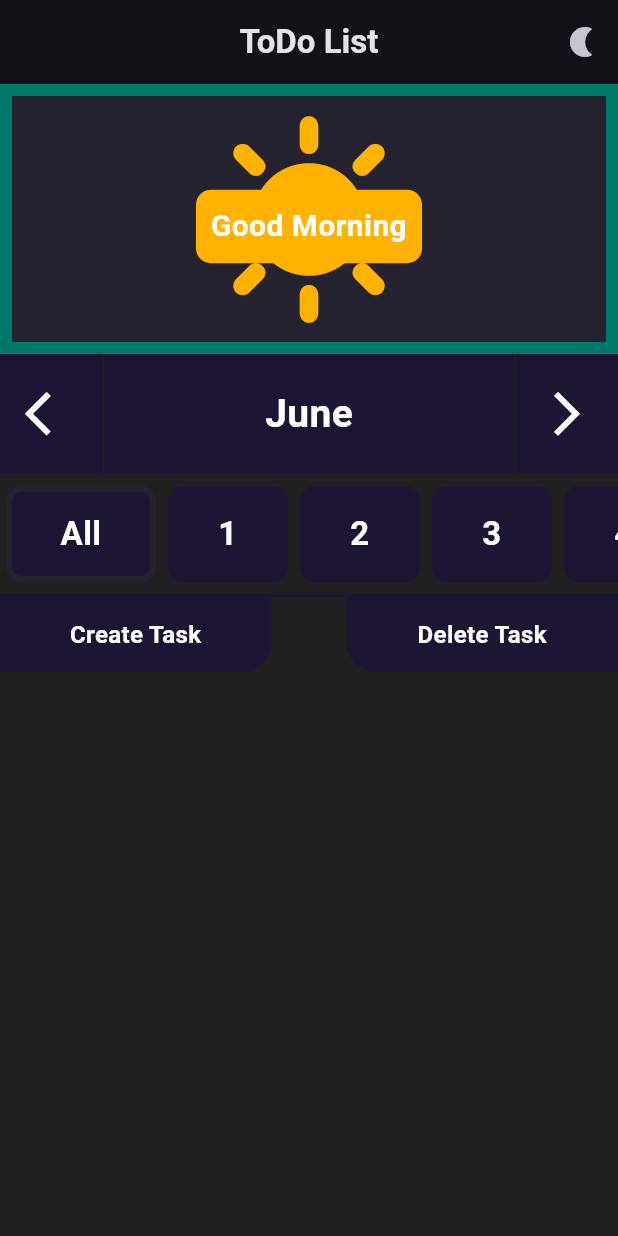
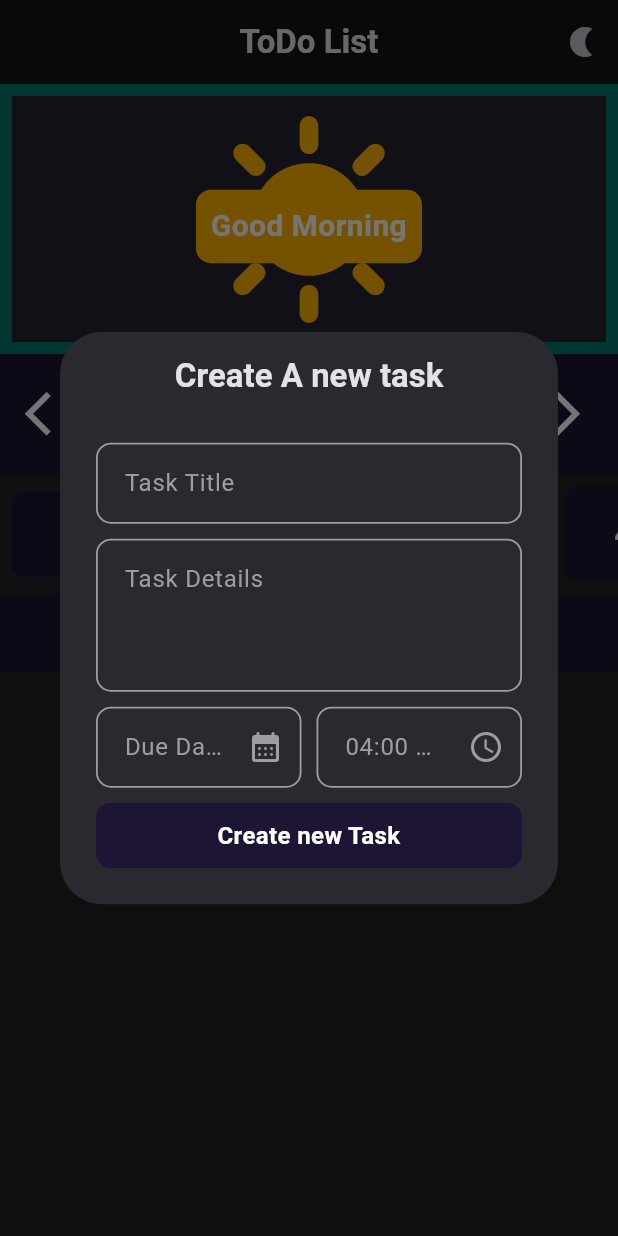
Before and after one commit to tmbmnadim/ToDo-List, a Flutter app: the screen it shows after launch, after a tap on the "arrow forward ios" icon, after a tap on "Create Task", on a phone screen of 412 x 824 dp. Run offline on Flutter 3.47's test engine with Material 3 defaults, Android fonts, the phone set to English and light mode, and no system bars; our stand-ins replace flutter_easyloading, flutter_riverpod, hive, hive_flutter; accounts and stored records are empty.

Commit message:
create, delete tasks. Tasks Not Loading, Selected Task Not Working.

```diff
--- a/lib/Services/task_services.dart
+++ b/lib/Services/task_services.dart
@@ -1,3 +1,4 @@
+import 'package:flutter_easyloading/flutter_easyloading.dart';
 import 'package:hive/hive.dart';
 import 'package:todolist/Models/task_model.dart';
 
@@ -11,18 +12,20 @@ class TaskServices {
 
     Map<dynamic, dynamic> tasksMap = taskBox.toMap();
     if (tasksMap.isNotEmpty) {
-      for (int i = 0; i < tasksMap.length; i++) {
-        tasks.add(tasksMap[0]);
-      }
+      tasks.addAll((tasksMap.values as Iterable<TaskModel>));
     }
 
     return tasks;
   }
 
-  Future<void> saveTaskLocal(TaskModel task) async {
+  Future<void> createTaskLocal(TaskModel task) async {
+    EasyLoading.show(status: "Creating Tasks...");
     Box taskBox = await Hive.openBox<TaskModel>("tasks");
 
-    await taskBox.put(task.creationTime.toString(), task);
+    await taskBox.put(task.creationTime.toString(), task).then((value) {
+      Future.delayed(const Duration(seconds: 1))
+          .then((value) => EasyLoading.dismiss());
+    });
   }
 
   Future<void> deleteTaskLocal(TaskModel task) async {
@@ -30,4 +33,14 @@ class TaskServices {
 
     await taskBox.delete(task.creationTime.toString());
   }
+
+  Future<void> deleteListTaskLocal(List<TaskModel> tasks) async {
+    Box taskBox = await Hive.openBox<TaskModel>("tasks");
+    List<String> taskKeys = [];
+    for (var singleTask in tasks) {
+      taskKeys.add(singleTask.creationTime.toString());
+    }
+
+    await taskBox.deleteAll(taskKeys);
+  }
 }
--- a/lib/State/task_state.dart
+++ b/lib/State/task_state.dart
@@ -4,10 +4,13 @@ import 'package:todolist/Services/task_services.dart';
 
 final FutureProvider<List<TaskModel>> taskStateGetTasks =
     FutureProvider<List<TaskModel>>(
-        (ref) async => TaskServices().getTasksLocal());
+        (ref) async => await TaskServices().getTasksLocal());
 
-taskStateSaveTask(TaskModel task) =>
-    FutureProvider((ref) => TaskServices().saveTaskLocal(task));
+taskStateCreateTask(TaskModel task) =>
+    FutureProvider((ref) => TaskServices().createTaskLocal(task));
 
 taskStateDeleteTask(TaskModel task) =>
     FutureProvider((ref) => TaskServices().deleteTaskLocal(task));
+
+taskStateDeleteListTask(List<TaskModel> tasks) =>
+    FutureProvider((ref) => TaskServices().deleteListTaskLocal(tasks));
--- a/lib/View/Home/homepage.dart
+++ b/lib/View/Home/homepage.dart
@@ -3,7 +3,9 @@ import 'package:flutter_riverpod/flutter_riverpod.dart';
 import 'package:intl/intl.dart';
 import 'package:todolist/Models/task_model.dart';
 import 'package:todolist/State/theme_notifier.dart';
-import 'package:todolist/app_theme.dart';
+import 'package:todolist/View/create_new_task.dart';
+import 'package:todolist/View/widgets/custom_text_button.dart';
+import 'package:todolist/View/widgets/delete_task_dialog.dart';
 import '../../State/date_state.dart';
 import '../../State/task_state.dart';
 import '../widgets/animated_welcome_bar.dart';
@@ -19,8 +21,15 @@ class Homepage extends ConsumerWidget {
   @override
   Widget build(BuildContext context, WidgetRef ref) {
     Size scrSize = MediaQuery.of(context).size;
+    List<TaskModel> allTasks = [];
+
+    DateTime selectedDate = ref.watch(dateState);
+    AsyncValue<List<TaskModel>> allTaskListener = ref.watch(taskStateGetTasks);
+
+    DateTimeState dateTimeStateController = ref.read(dateState.notifier);
     return Scaffold(
       backgroundColor: Theme.of(context).scaffoldBackgroundColor,
+      resizeToAvoidBottomInset: true,
       appBar: AppBar(
         title: const Text("ToDo List"),
         actions: [
@@ -45,13 +54,7 @@ class Homepage extends ConsumerWidget {
         toolbarHeight: kToolbarHeight,
         centerTitle: true,
       ),
-      body: Consumer(
-        builder: (context, ref, child) {
-          AsyncValue<List<TaskModel>> allTaskListener =
-              ref.watch(taskStateGetTasks);
-          DateTime selectedDate = ref.watch(dateState);
-          DateTimeState dateTimeStateController = ref.watch(dateState.notifier);
-          return SizedBox(
+      body: SizedBox(
         height: scrSize.height - kToolbarHeight + 10,
         width: scrSize.width,
         child: Column(
@@ -89,7 +92,11 @@ class Homepage extends ConsumerWidget {
               borderColor: Theme.of(context).primaryColorLight,
               daysInMonth: getDaysInMonth(selectedDate),
               onTap: (index) {
-                    dateTimeStateController.selectDay(index + 1);
+                if (index != 0) {
+                  dateTimeStateController.selectDay(index);
+                } else {
+                  dateTimeStateController.selectDay(DateTime.now().day);
+                }
               },
             ),
             Divider(
@@ -101,7 +108,18 @@ class Homepage extends ConsumerWidget {
               child: Stack(
                 children: [
                   allTaskListener.when(
-                        data: (allTasks) {
+                    data: (allTasksAre) {
+                      if (selectedDate.isAfter(DateTime.now())) {
+                        allTasks.addAll(
+                          allTasksAre.where(
+                            (element) => DateTime.fromMillisecondsSinceEpoch(
+                                    element.dueDate)
+                                .isAfter(selectedDate),
+                          ),
+                        );
+                      } else {
+                        allTasks.addAll(allTasksAre);
+                      }
                       return ListView.builder(
                         itemCount: allTasks.length + 1,
                         shrinkWrap: true,
@@ -112,16 +130,15 @@ class Homepage extends ConsumerWidget {
                             return Padding(
                               padding: const EdgeInsets.all(8.0),
                               child: TaskTile(
-                                    title: allTasks[index].title,
-                                    details: allTasks[index].details,
+                                title: allTasks[index - 1].title,
+                                details: allTasks[index - 1].details,
                                 creationTime:
                                     DateTime.fromMicrosecondsSinceEpoch(
-                                            allTasks[index].creationTime),
-                                    dueDate:
-                                        DateTime.fromMicrosecondsSinceEpoch(
-                                            allTasks[index].dueDate),
-                                    pinned: allTasks[index].pinned,
-                                    isOnline: allTasks[index].isOnline,
+                                        allTasks[index - 1].creationTime),
+                                dueDate: DateTime.fromMicrosecondsSinceEpoch(
+                                    allTasks[index - 1].dueDate),
+                                pinned: allTasks[index - 1].pinned,
+                                isOnline: allTasks[index - 1].isOnline,
                               ),
                             );
                           }
@@ -137,9 +154,8 @@ class Homepage extends ConsumerWidget {
                       );
                     },
                     loading: () {
-                          return Center(
-                            child: CircularProgressIndicator(
-                                color: Theme.of(context).primaryColor),
+                      return const Center(
+                        child: CircularProgressIndicator(),
                       );
                     },
                   ),
@@ -147,16 +163,30 @@ class Homepage extends ConsumerWidget {
                     height: 50,
                     color: Theme.of(context).primaryColor,
                     width: scrSize.width,
-                        onCreate: () {},
-                        onDelete: () {},
+                    onCreate: () {
+                      showDialog(
+                        context: context,
+                        builder: (context) => const CreateNewTask(),
+                      );
+                    },
+                    onDelete: () {
+                      showDialog(
+                        context: context,
+                        builder: (context) {
+                          return DeleteTaskDialog(
+                            onDelete: () {
+                              ref.read(taskStateDeleteListTask(allTasks));
+                            },
+                          );
+                        },
+                      );
+                    },
                   ),
                 ],
               ),
             ),
           ],
         ),
-          );
-        },
       ),
     );
   }
--- /dev/null
+++ b/lib/View/create_new_task.dart
@@ -0,0 +1,166 @@
+import 'package:flutter/material.dart';
+import 'package:flutter_riverpod/flutter_riverpod.dart';
+import 'package:intl/intl.dart';
+import 'package:todolist/Models/task_model.dart';
+import 'package:todolist/State/task_state.dart';
+import 'package:todolist/View/widgets/custom_text_button.dart';
+import 'package:todolist/View/widgets/custom_text_field.dart';
+
+class CreateNewTask extends ConsumerStatefulWidget {
+  const CreateNewTask({super.key});
+
+  @override
+  ConsumerState<ConsumerStatefulWidget> createState() => _CreateNewTaskState();
+}
+
+class _CreateNewTaskState extends ConsumerState<CreateNewTask> {
+  TextEditingController titleController = TextEditingController();
+  TextEditingController detailsController = TextEditingController();
+  TextEditingController dueDateController = TextEditingController();
+  TextEditingController dueTimeController = TextEditingController();
+  final GlobalKey<FormState> _taskFormkey = GlobalKey<FormState>();
+  DateTime selectedDate = DateTime.now();
+  TimeOfDay selectedTime = TimeOfDay.now();
+
+  @override
+  Widget build(BuildContext context) {
+    Size scrSize = MediaQuery.of(context).size;
+    return AlertDialog(
+      content: SizedBox(
+        child: SingleChildScrollView(
+          child: Form(
+            key: _taskFormkey,
+            child: Column(
+              mainAxisAlignment: MainAxisAlignment.center,
+              children: [
+                Text(
+                  "Create A new task",
+                  style: Theme.of(context).textTheme.titleLarge,
+                ),
+                const SizedBox(
+                  height: 30,
+                ),
+                CustomTextField(
+                  controller: titleController,
+                  textColor: Theme.of(context).textTheme.bodySmall!.color!,
+                  borderRadius: BorderRadius.circular(10),
+                  textInputAction: TextInputAction.next,
+                  hintText: "Task Title",
+                  validator: (value) => _validateInput(value, "Task Title"),
+                ),
+                const SizedBox(height: 10),
+                CustomTextField(
+                  controller: detailsController,
+                  textColor: Theme.of(context).textTheme.bodySmall!.color!,
+                  borderRadius: BorderRadius.circular(10),
+                  textInputAction: TextInputAction.next,
+                  hintText: "Task Details",
+                  validator: (value) => _validateInput(value, "Task Details"),
+                  maxLines: 3,
+                ),
+                const SizedBox(height: 10),
+                SizedBox(
+                  width: scrSize.width,
+                  child: Row(
+                    children: [
+                      Expanded(
+                        child: CustomTextField(
+                          hintText: "Due Date",
+                          readOnly: true,
+                          textSize: 12,
+                          textColor:
+                              Theme.of(context).textTheme.bodySmall!.color!,
+                          borderRadius: BorderRadius.circular(10),
+                          textInputAction: TextInputAction.next,
+                          onTextFieldTap: () async => await onDatePressed(),
+                          keyboardType: TextInputType.datetime,
+                          suffixIcon: const Icon(Icons.calendar_month_rounded),
+                          controller: dueDateController,
+                          validator: (value) =>
+                              _validateInput(value, "Date Selector"),
+                        ),
+                      ),
+                      const SizedBox(width: 10),
+                      Expanded(
+                        child: CustomTextField(
+                          hintText: "04:00 PM",
+                          readOnly: true,
+                          textSize: 12,
+                          textColor:
+                              Theme.of(context).textTheme.bodySmall!.color!,
+                          borderRadius: BorderRadius.circular(10),
+                          onTextFieldTap: () async =>
+                              await onTimePressed(context),
+                          textInputAction: TextInputAction.next,
+                          keyboardType: TextInputType.datetime,
+                          suffixIcon: const Icon(Icons.access_time),
+                          controller: dueTimeController,
+                          validator: (value) =>
+                              _validateInput(value, "Time Selector"),
+                        ),
+                      ),
+                    ],
+                  ),
+                ),
+                const SizedBox(height: 10),
+                CustomTextButton(
+                  text: "Create new Task",
+                  color: Theme.of(context).primaryColor,
+                  textColor: Colors.white,
+                  onTap: () {
+                    if (_taskFormkey.currentState!.validate()) {
+                      _taskFormkey.currentState!.save();
+                      selectedDate = selectedDate.copyWith(
+                          hour: selectedTime.hour, minute: selectedTime.minute);
+                      TaskModel task = TaskModel(
+                        title: titleController.text,
+                        details: detailsController.text,
+                        creationTime: DateTime.now().millisecondsSinceEpoch,
+                        dueDate: selectedDate.millisecondsSinceEpoch,
+                        pinned: false,
+                        isOnline: true,
+                      );
+                      ref.read(taskStateCreateTask(task));
+                      ref.read(taskStateGetTasks);
+                      Navigator.pop(context);
+                    }
+                  },
+                )
+              ],
+            ),
+          ),
+        ),
+      ),
+    );
+  }
+
+  String? _validateInput(String? value, String field) {
+    if (value == null || value.isEmpty) {
+      return '$field is required.';
+    }
+    return null;
+  }
+
+  Future<void> onDatePressed() async {
+    DateTime? selectedDateN = await showDatePicker(
+      context: context,
+      initialDate: selectedDate,
+      firstDate: DateTime.now(),
+      lastDate: DateTime(2100),
+    );
+    if (selectedDateN != null) {
+      selectedDate = selectedDateN;
+    }
+    dueDateController.text = DateFormat("dd/MM/yyyy").format(selectedDate);
+  }
+
+  Future<void> onTimePressed(BuildContext context) async {
+    TimeOfDay? tempTime;
+    tempTime = await showTimePicker(
+      context: context,
+      initialTime: selectedTime,
+    );
+    selectedTime = tempTime!;
+    dueTimeController.text = selectedTime.format(context);
+  }
+}
--- a/lib/View/widgets/custom_text_button.dart
+++ b/lib/View/widgets/custom_text_button.dart
@@ -7,15 +7,17 @@ class CustomTextButton extends StatelessWidget {
     super.key,
     required this.text,
     required this.onTap,
+    this.textColor,
     this.color = Colors.white,
-    this.textColor,
     this.splashColor = Colors.white24,
     this.borderColor = Colors.transparent,
+    this.textAlign = TextAlign.center,
+    this.disableTextPadding = false,
     this.borderRadius = 10,
-    this.borderRadiusValue,
     this.borderWidth = 0,
     this.fontSize = 16,
     this.width = 350,
+    this.borderRadiusValue,
     this.height,
   });
   final Function() onTap;
@@ -25,11 +27,13 @@ class CustomTextButton extends StatelessWidget {
   final Color borderColor;
   final double borderRadius;
   final BorderRadius? borderRadiusValue;
+  final TextAlign textAlign;
   final double borderWidth;
   final double fontSize;
   final double width;
   final double? height;
   final String text;
+  final bool disableTextPadding;
 
   Color invert(Color color) {
     final r = 255 - color.red;
@@ -51,13 +55,22 @@ class CustomTextButton extends StatelessWidget {
       borderRadiusValue: borderRadiusValue,
       splashColor: splashColor,
       onTap: onTap,
-      child: Text(
-        text,
-        textAlign: TextAlign.center,
-        style: TextStyle(
-            color: textColor ?? invert(color),
-            fontSize: fontSize,
-            fontWeight: FontWeight.w700),
+      child: Padding(
+        padding: disableTextPadding
+            ? EdgeInsets.zero
+            : const EdgeInsets.symmetric(horizontal: 16.0),
+        child: SizedBox(
+          width: width,
+          child: Text(
+            text,
+            textAlign: textAlign,
+            style: TextStyle(
+              color: textColor,
+              fontSize: fontSize,
+              fontWeight: FontWeight.w700,
+            ),
+          ),
+        ),
       ),
     );
   }
--- /dev/null
+++ b/lib/View/widgets/custom_text_field.dart
@@ -0,0 +1,155 @@
+import 'package:flutter/material.dart';
+import 'package:flutter/services.dart';
+
+class CustomTextField extends StatefulWidget {
+  const CustomTextField({
+    super.key,
+    this.hintText,
+    this.labelText,
+    required this.controller,
+    this.width,
+    this.height,
+    this.textSize = 16,
+    this.textWeight = FontWeight.normal,
+    this.hintSize = 16,
+    this.hintWeight = FontWeight.normal,
+    this.onChanged,
+    this.onTextFieldTap,
+    this.autofillHints,
+    this.prefixIcon,
+    this.borderRadius = BorderRadius.zero,
+    this.prefixIconColor = Colors.white,
+    this.suffixIcon,
+    this.suffixIconColor = Colors.grey,
+    this.obscureText = false,
+    this.enabled = true,
+    this.readOnly = false,
+    this.focusedColor = Colors.grey,
+    this.fillColor = Colors.transparent,
+    this.enabledBorderColor = Colors.grey,
+    this.hintColor = Colors.grey,
+    this.labelColor = Colors.white,
+    this.textColor = Colors.grey,
+    this.cursorColor = Colors.grey,
+    this.inputFormatters,
+    this.maxLines = 1,
+    this.textInputAction,
+    this.focusNode,
+    this.contentPadding = const EdgeInsets.symmetric(
+      vertical: 15,
+      horizontal: 15,
+    ),
+    this.validator,
+    this.keyboardType = TextInputType.text,
+  });
+
+  final double? width;
+  final double? height;
+  final double textSize;
+  final FontWeight textWeight;
+  final double hintSize;
+  final FontWeight hintWeight;
+  final String? hintText;
+  final String? labelText;
+  final TextEditingController controller;
+  final BorderRadius borderRadius;
+  final Function(String)? onChanged;
+  final Function()? onTextFieldTap;
+  final Iterable<String>? autofillHints;
+  final Widget? prefixIcon;
+  final Color prefixIconColor;
+  final Color cursorColor;
+  final Widget? suffixIcon;
+  final Color suffixIconColor;
+  final bool obscureText;
+  final bool enabled;
+  final bool readOnly;
+  final Color focusedColor;
+  final Color fillColor;
+  final Color enabledBorderColor;
+  final Color hintColor;
+  final Color labelColor;
+  final int maxLines;
+  final Color textColor;
+  final FocusNode? focusNode;
+  final EdgeInsets contentPadding;
+  final String? Function(String?)? validator;
+  final TextInputType keyboardType;
+  final List<TextInputFormatter>? inputFormatters;
+  final TextInputAction? textInputAction;
+
+  @override
+  State<CustomTextField> createState() => _CustomTextFieldState();
+}
+
+class _CustomTextFieldState extends State<CustomTextField> {
+  @override
+  Widget build(BuildContext context) {
+    return SizedBox(
+      width: widget.width,
+      height: widget.height,
+      child: TextFormField(
+        controller: widget.controller,
+        validator: widget.validator,
+        inputFormatters: widget.inputFormatters,
+        readOnly: widget.readOnly,
+        style: TextStyle(
+          color: widget.textColor,
+          fontSize: widget.textSize,
+          fontWeight: widget.textWeight,
+        ),
+        focusNode: widget.focusNode,
+        textInputAction: widget.textInputAction,
+        onTap: widget.onTextFieldTap,
+        maxLines: widget.maxLines,
+        autofillHints: widget.autofillHints,
+        cursorColor: widget.cursorColor,
+        onChanged: widget.onChanged,
+        enabled: widget.enabled,
+        keyboardType: widget.keyboardType,
+        obscureText: widget.obscureText,
+        decoration: InputDecoration(
+          prefixIcon: widget.prefixIcon,
+          prefixIconColor: widget.prefixIconColor,
+          suffixIcon: widget.suffixIcon,
+          suffixIconColor: widget.suffixIconColor,
+          filled: true,
+          fillColor: widget.fillColor,
+          contentPadding: widget.contentPadding,
+          border: OutlineInputBorder(
+            borderSide: const BorderSide(
+              width: 1.2,
+              color: Colors.white,
+            ),
+            borderRadius: widget.borderRadius,
+          ),
+          focusedBorder: OutlineInputBorder(
+            borderSide: BorderSide(
+              width: 1.2,
+              color: widget.focusedColor,
+            ),
+            borderRadius: widget.borderRadius,
+          ),
+          enabledBorder: OutlineInputBorder(
+            borderSide: BorderSide(
+              width: 1.2,
+              color: widget.enabledBorderColor,
+            ),
+            borderRadius: widget.borderRadius,
+          ),
+          labelText: widget.labelText,
+          labelStyle: TextStyle(
+            color: widget.labelColor,
+            fontSize: 16,
+          ),
+          hintText: widget.hintText,
+          hintStyle: TextStyle(
+            color: widget.hintColor,
+            fontSize: widget.hintSize,
+            fontWeight: widget.hintWeight,
+          ),
+        ),
+      ),
+    );
+  }
+}
--- /dev/null
+++ b/lib/View/widgets/delete_task_dialog.dart
@@ -0,0 +1,43 @@
+import 'package:flutter/material.dart';
+import 'package:todolist/View/widgets/custom_text_button.dart';
+
+class DeleteTaskDialog extends StatelessWidget {
+  final Function() onDelete;
+  const DeleteTaskDialog({super.key, required this.onDelete});
+
+  @override
+  Widget build(BuildContext context) {
+    return AlertDialog(
+      title: Text(
+        "Delete Task?",
+        style: Theme.of(context).textTheme.titleMedium,
+      ),
+      content: Text(
+        "Delete Task?",
+        style: Theme.of(context).textTheme.bodyMedium,
+      ),
+      shape: RoundedRectangleBorder(borderRadius: BorderRadius.circular(10)),
+      actionsAlignment: MainAxisAlignment.spaceBetween,
+      actions: [
+        CustomTextButton(
+          width: 100,
+          height: 50,
+          color: Colors.red.shade900,
+          textColor: Colors.white,
+          text: "Delete",
+          onTap: onDelete,
+        ),
+        CustomTextButton(
+          width: 100,
+          height: 50,
+          color: Theme.of(context).primaryColor,
+          textColor: Colors.white,
+          text: "Cancel",
+          onTap: () {
+            Navigator.pop(context);
+          },
+        ),
+      ],
+    );
+  }
+}
--- a/lib/app_theme.dart
+++ b/lib/app_theme.dart
@@ -10,48 +10,44 @@ Color lightModePrimaryDark = Colors.teal.shade700;
 Color lightModePrimary = Colors.teal;
 Color lightModePrimaryLight = Colors.teal.shade200;
 
+AppBarTheme appBarTheme = const AppBarTheme(
+  centerTitle: true,
+);
+
 TextTheme todoTextTheme = const TextTheme(
   displayLarge: TextStyle(fontSize: 72.0, fontWeight: FontWeight.bold),
   displayMedium: TextStyle(fontSize: 60.0, fontStyle: FontStyle.italic),
   displaySmall: TextStyle(fontSize: 48.0, fontWeight: FontWeight.w400),
   headlineMedium: TextStyle(
     fontSize: 36.0,
-    color: Colors.white,
     fontWeight: FontWeight.bold,
   ),
   headlineSmall: TextStyle(
     fontSize: 24.0,
-    color: Colors.white,
     fontWeight: FontWeight.bold,
   ),
   titleLarge: TextStyle(
     fontSize: 22.0,
-    color: Colors.white,
     fontWeight: FontWeight.w700,
   ),
   titleMedium: TextStyle(
     fontSize: 20.0,
-    color: Colors.white,
     fontWeight: FontWeight.w700,
   ),
   titleSmall: TextStyle(
     fontSize: 18.0,
-    color: Colors.white,
     fontWeight: FontWeight.w700,
   ),
   bodyLarge: TextStyle(
     fontSize: 16.0,
-    color: Colors.white,
     fontWeight: FontWeight.w400,
   ),
   bodyMedium: TextStyle(
     fontSize: 14.0,
-    color: Colors.white,
     fontWeight: FontWeight.w400,
   ),
   bodySmall: TextStyle(
     fontSize: 12.0,
-    color: Colors.white,
     fontWeight: FontWeight.w400,
   ),
 );
--- a/lib/main.dart
+++ b/lib/main.dart
@@ -2,6 +2,7 @@ import 'package:flutter/material.dart';
 import 'package:flutter_easyloading/flutter_easyloading.dart';
 import 'package:flutter_riverpod/flutter_riverpod.dart';
 import 'package:hive_flutter/hive_flutter.dart';
+import 'package:todolist/State/task_state.dart';
 import 'package:todolist/State/theme_notifier.dart';
 
 import 'Models/task_model.dart';
@@ -30,6 +31,7 @@ class _ToDoListState extends ConsumerState<ToDoList> {
   Widget build(BuildContext context) {
     if (isFirstTime) {
       ref.read(themeNotifier.notifier).getTheme();
+      ref.read(taskStateGetTasks);
       isFirstTime = false;
     }
     ThemeMode themeMode = ref.watch(themeNotifier);
@@ -39,6 +41,7 @@ class _ToDoListState extends ConsumerState<ToDoList> {
       themeMode: themeMode,
       theme: ThemeData(
         brightness: Brightness.light,
+        appBarTheme: appBarTheme,
         primaryColor: lightModePrimary,
         primaryColorDark: lightModePrimaryDark,
         primaryColorLight: lightModePrimaryLight,
```
Also changed, not shown: 3 other files. Lines whose indentation alone changed are shown as unchanged.
